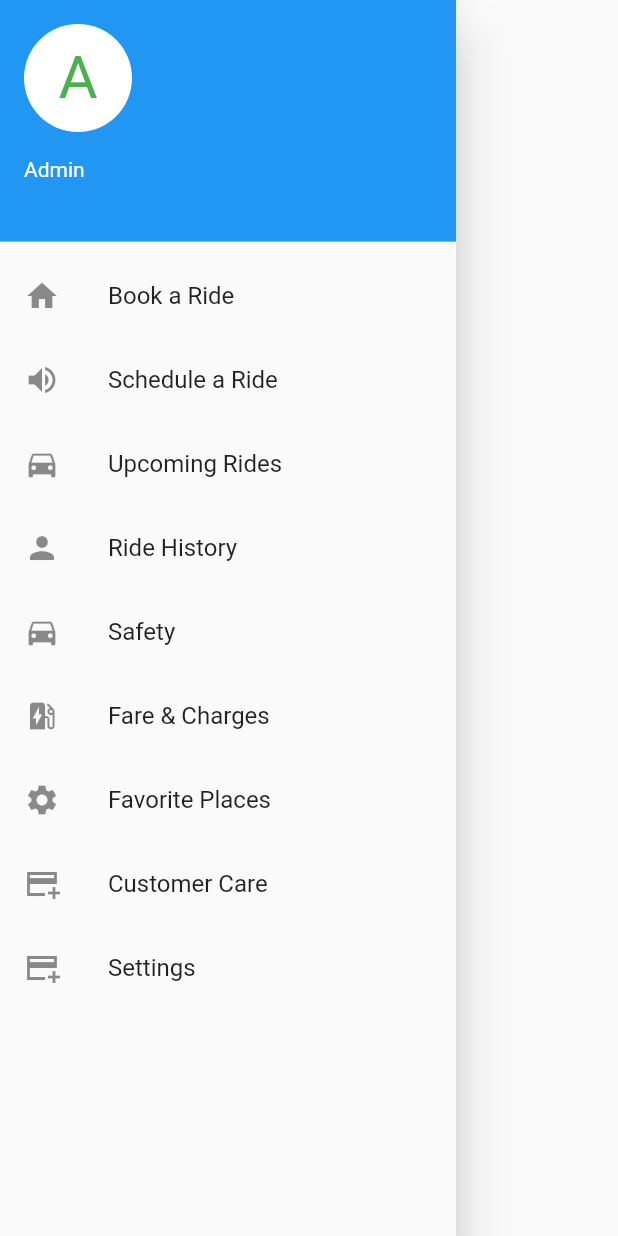
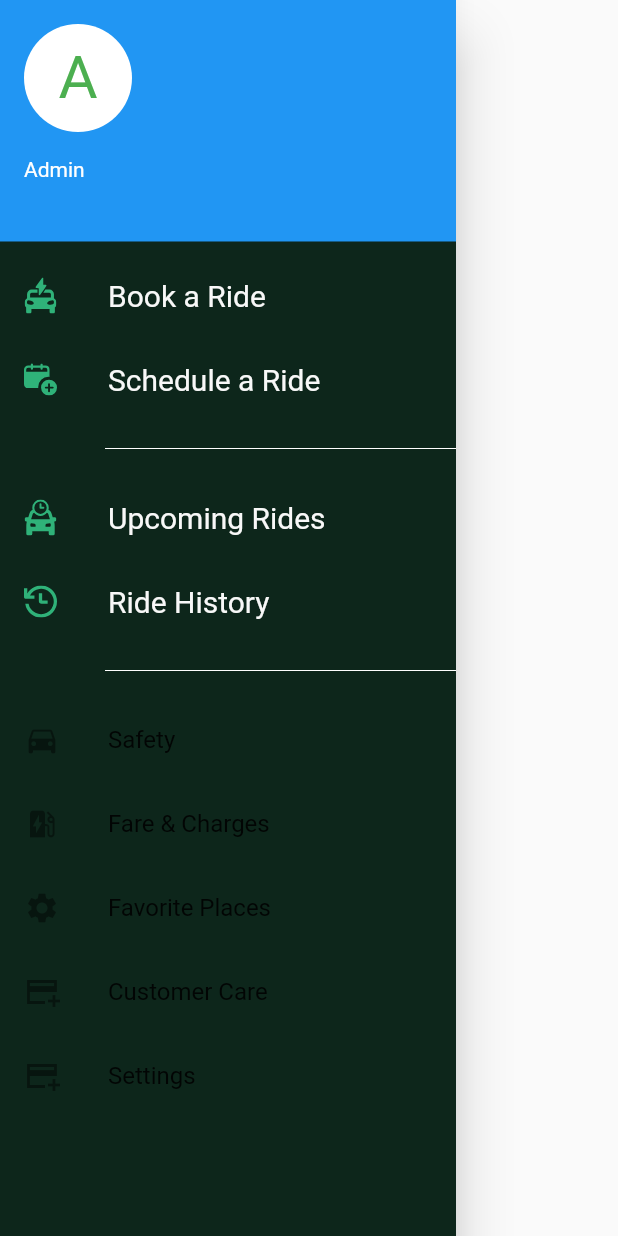
Before and after one commit to SumitTrivedi073/EnviUserFlutter, a Flutter app: the NavigationDrawer widget shown alone on an empty page, opened directly, on a phone screen of 412 x 824 dp. Run offline on Flutter 3.47's test engine with Material 2 defaults, Android fonts, the phone set to English and light mode, and no system bars; our stand-ins replace flutter_svg, fluttertoast, shared_preferences; accounts and stored records are empty; network calls fail; project files that could hold a hidden picture were left out.

Commit message:
some icon and widgets add and changes in color file

```diff
--- a/lib/theme/color.dart
+++ b/lib/theme/color.dart
@@ -1,7 +1,20 @@
 
 
+import 'dart:ui';
+class AppColor {
+
+  static const greyblack = Color(0xFF393939);
+  static const baigni = Color(0xFFC581FF);
+  static const yellow = Color(0xFFFFD800);
+  static const lightwhite = Color(0xFFF8F8F8);
+  static const grey = Color(0xFFBCBCBC);
+  static const drawercontainer = Color(0xFF0D261B);
+}
 var greyblack = 0xFF393939;
 var baigni = 0xFFC581FF;
 var yellow = 0xFFFFD800;
 var lightwhite = 0xFFF8F8F8;
 var grey =  0xFFBCBCBC;
+
+var drawercontainer = 0xFF0D261B;
+Color c1 = const Color(0xFF0D261B);
--- a/lib/uiwidget/frombookschedule.dart
+++ b/lib/uiwidget/frombookschedule.dart
@@ -69,7 +69,7 @@ class _FromBookScheduleWidgetPageState extends State<FromBookScheduleWidget> {
                   child: Row(
                     mainAxisAlignment: MainAxisAlignment.spaceBetween,
                     children: [
-                      FlatButton(
+                      MaterialButton(
                         color: isButtonPressed ? Colors.white : Colors.white,
                         child: const Text(
                           'Book Now',
--- a/lib/uiwidget/navigationdrawer.dart
+++ b/lib/uiwidget/navigationdrawer.dart
@@ -1,5 +1,8 @@
+import 'package:envi/uiwidget/robotoTextWidget.dart';
 import 'package:flutter/material.dart';
+import 'package:flutter_svg/svg.dart';
 import 'package:shared_preferences/shared_preferences.dart';
+import '../theme/color.dart';
 import '../web_service/Constant.dart';
 import 'package:envi/UiWidget/pageRoutes.dart';
 
@@ -29,11 +32,14 @@ class _NavigationPageState extends State<NavigationDrawer> {
   Widget build(BuildContext context) {
     // TODO: implement build
     return Drawer(
+      child: Container(color: c1
+        ,
         child: ListView(
           // Important: Remove any padding from the ListView.
           padding: EdgeInsets.zero,
           children: <Widget>[
             UserAccountsDrawerHeader(
+
               accountName: const Text("Admin", style: TextStyle(color: Colors.white)),
               accountEmail:
               Text(email ?? "", style: const TextStyle(color: Colors.white)),
@@ -46,33 +52,83 @@ class _NavigationPageState extends State<NavigationDrawer> {
               ),
             ),
             ListTile(
-            leading: const Icon(Icons.home),
-            title: Text(MenuBookaRide),
+              leading:  SvgPicture.asset(
+                "assets/svg/book-ride.svg",
+                width: 22,
+                height: 24,
+
+              ),
+              title:robotoTextWidget(textval: MenuBookaRide,colorval: AppColor.lightwhite,sizeval: 20.0,fontWeight: FontWeight.normal,),// Text(MenuBookaRide,style: TextStyle(fontSize: 20.0, color: Colors.white, fontFamily: 'Roboto'),),
               onTap: () {
                 Navigator.pushReplacementNamed(context, pageRoutes.homeMaster);
               },
             ),
+
             ListTile(
-             leading: const Icon(Icons.volume_up),
-             title: Text(MenuScheduleaRide),
+              leading:  SvgPicture.asset(
+                "assets/svg/schedule-ride.svg",
+                width: 22,
+                height: 24,
+
+              ),
+              title:robotoTextWidget(textval: MenuScheduleaRide,colorval: AppColor.lightwhite,sizeval: 20.0,fontWeight: FontWeight.normal,),// Text(MenuBookaRide,style: TextStyle(fontSize: 20.0, color: Colors.white, fontFamily: 'Roboto'),),
               onTap: () {
-               Navigator.pushReplacementNamed(context, pageRoutes.promotion);
+                Navigator.pushReplacementNamed(context, pageRoutes.homeMaster);
               },
             ),
+            const SizedBox(
+              height: 10,
+            ),
+            const Padding(
+              padding: EdgeInsets.only(left: 70),
+              child: Divider(
+                  color: Colors.white
+              )
+            ),
+
+            const SizedBox(
+              height: 10,
+            ),
             ListTile(
-            leading: const Icon(Icons.directions_car),
-            title: Text(MenuUpcomingRide),
+              leading:  SvgPicture.asset(
+                "assets/svg/upcoming-rides.svg",
+                width: 22,
+                height: 24,
+
+              ),
+              title:robotoTextWidget(textval: MenuUpcomingRide,colorval: AppColor.lightwhite,sizeval: 20.0,fontWeight: FontWeight.normal,),// Text(MenuBookaRide,style: TextStyle(fontSize: 20.0, color: Colors.white, fontFamily: 'Roboto'),),
               onTap: () {
-              Navigator.pushReplacementNamed(context, pageRoutes.cars);
+                Navigator.pushReplacementNamed(context, pageRoutes.homeMaster);
               },
             ),
+
             ListTile(
-            leading: const Icon(Icons.person),
-            title: Text(MenuRideHistory),
+              leading:  SvgPicture.asset(
+                "assets/svg/ride-history.svg",
+                width: 22,
+                height: 24,
+
+              ),
+              title:robotoTextWidget(textval: MenuRideHistory,colorval: AppColor.lightwhite,sizeval: 20.0,fontWeight: FontWeight.normal,),// Text(MenuBookaRide,style: TextStyle(fontSize: 20.0, color: Colors.white, fontFamily: 'Roboto'),),
               onTap: () {
-              Navigator.pushReplacementNamed(context, pageRoutes.drivers);
+                Navigator.pushReplacementNamed(context, pageRoutes.homeMaster);
               },
             ),
+            const SizedBox(
+              height: 10,
+            ),
+            const Padding(
+                padding: EdgeInsets.only(left: 70),
+                child: Divider(
+                    color: Colors.white
+                )
+            ),
+
+            const SizedBox(
+              height: 10,
+            ),
+
+
             ListTile(
               leading: const Icon(Icons.directions_car),
               title: Text(MenuSafety),
@@ -113,6 +169,8 @@ class _NavigationPageState extends State<NavigationDrawer> {
             ),
           ],
         ),
+        )
+
     );
   }
 }
--- /dev/null
+++ b/lib/uiwidget/robotoTextWidget.dart
@@ -0,0 +1,20 @@
+import 'package:flutter/cupertino.dart';
+import 'package:flutter/material.dart';
+
+import '../theme/color.dart';
+
+class robotoTextWidget extends StatelessWidget {
+  final String textval;
+final Color? colorval;
+  final FontWeight fontWeight;
+final double sizeval;
+  const robotoTextWidget({ required this.textval,required this.colorval,required this.sizeval, required this.fontWeight}) ;
+
+  @override
+  Widget build(BuildContext context) {
+    return Text(
+      textval,
+      style:  TextStyle(fontSize: sizeval,color: colorval, fontWeight: fontWeight,fontFamily: 'Roboto'),
+    );
+  }
+}
--- a/pubspec.yaml
+++ b/pubspec.yaml
@@ -37,6 +37,7 @@ dependencies:
   shared_preferences: any
   fluttertoast: ^8.0.9
   http: any
+  flutter_svg: ^0.23.0+1
 
 dev_dependencies:
   flutter_test:
@@ -61,6 +62,8 @@ flutter:
   uses-material-design: true
   assets:
     - assets/images/
+    - assets/icons/
+    - assets/svg/
 
   fonts:
   - family: SFCompactText
```
Also changed, not shown: lib/theme/theme.dart (+74 -0 lines), lib/uiwidget/sfcompactTextWidget.dart (added, +19 -0 lines), assets/svg/book-ride.svg (added), assets/svg/ride-history.svg (added), assets/svg/schedule-ride.svg (added), assets/svg/upcoming-rides.svg (added), pubspec.lock. Lines whose indentation alone changed are shown as unchanged.
